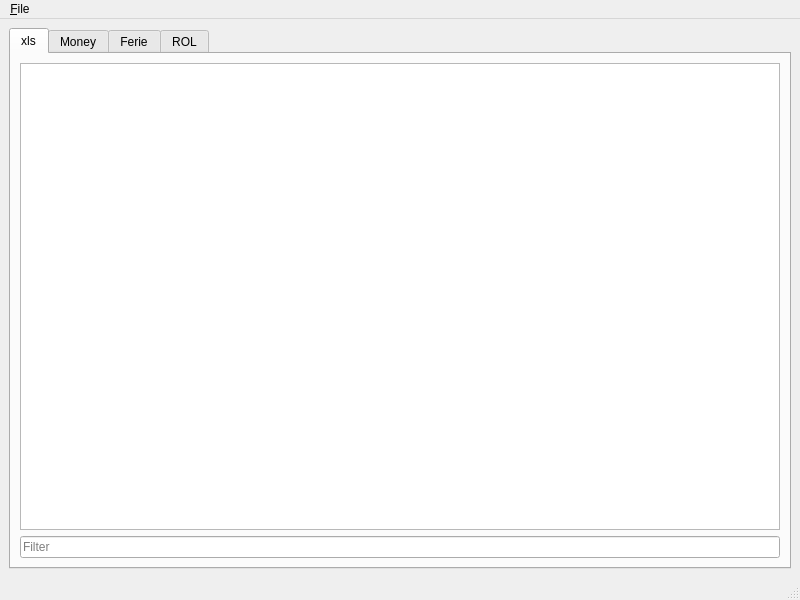
Above: pdf2xls/resources/mainui.ui from ZeeD/pay-viewer before the change. Below: the same form after it.
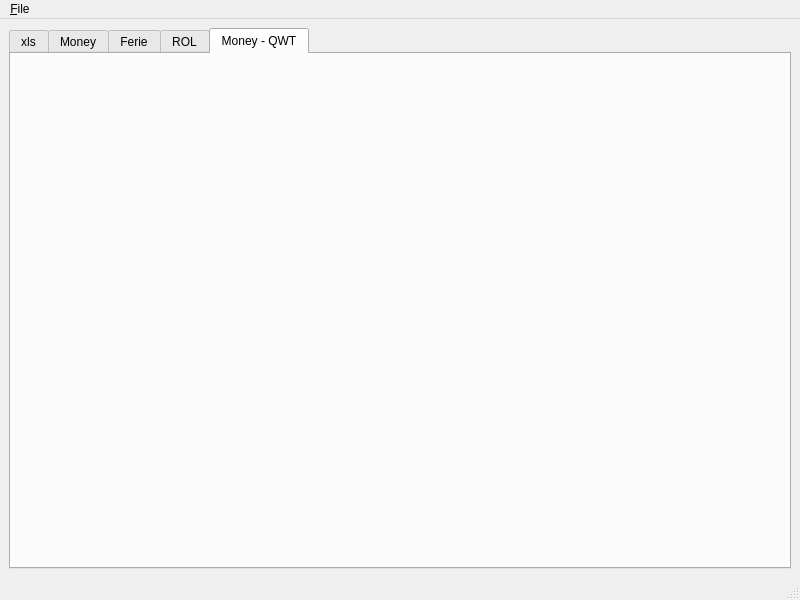
That is the form after the change. The open tabs and pages were chosen to show the change.

```diff
--- a/pdf2xls/resources/mainui.ui
+++ b/pdf2xls/resources/mainui.ui
@@ -89,6 +89,12 @@
        </attribute>
        <layout class="QGridLayout" name="gridLayout_5"/>
       </widget>
+      <widget class="QWidget" name="qwt_chart_money">
+       <attribute name="title">
+        <string>Money - QWT</string>
+       </attribute>
+       <layout class="QGridLayout" name="gridLayout_6"/>
+      </widget>
      </widget>
     </item>
    </layout>
```
Left out of the diff: 2 changed lines with no effect on the pictures.
